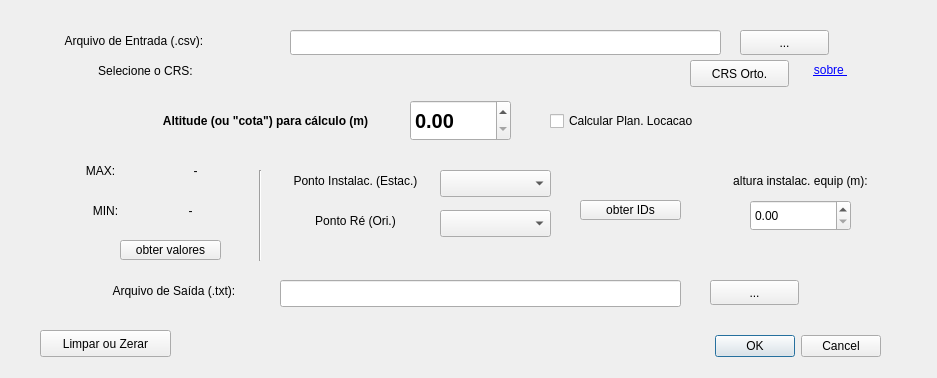
The window that volumator_dialog_base.ui (kauevestena/volum) describes before a commit, drawn with Qt 5.
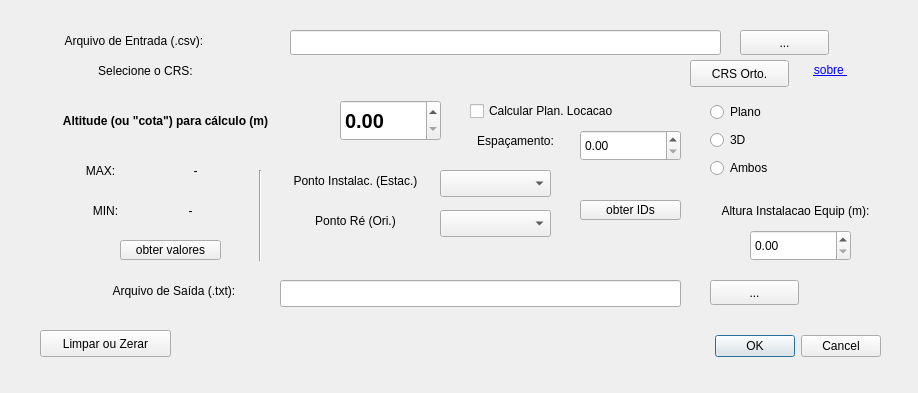
The same window after the commit. Custom widgets are drawn as their Qt base class.

Commit message: topography tools are taking form

Diff of the .ui file:
```diff
--- a/volumator_dialog_base.ui
+++ b/volumator_dialog_base.ui
@@ -6,8 +6,8 @@
    <rect>
     <x>0</x>
     <y>0</y>
-    <width>937</width>
-    <height>378</height>
+    <width>918</width>
+    <height>393</height>
    </rect>
   </property>
   <property name="windowTitle">
@@ -139,7 +139,7 @@
   <widget class="QLabel" name="label_3">
    <property name="geometry">
     <rect>
-     <x>130</x>
+     <x>30</x>
      <y>110</y>
      <width>271</width>
      <height>21</height>
@@ -280,9 +280,9 @@
   <widget class="QLabel" name="label_8">
    <property name="geometry">
     <rect>
-     <x>710</x>
-     <y>170</y>
-     <width>181</width>
+     <x>460</x>
+     <y>130</y>
+     <width>111</width>
      <height>21</height>
     </rect>
    </property>
@@ -293,7 +293,7 @@
     </font>
    </property>
    <property name="text">
-    <string>altura instalac. equip (m):</string>
+    <string>Espaçamento:</string>
    </property>
    <property name="alignment">
     <set>Qt::AlignCenter</set>
@@ -315,8 +315,8 @@
   <widget class="QCheckBox" name="calcLoc">
    <property name="geometry">
     <rect>
-     <x>550</x>
-     <y>110</y>
+     <x>470</x>
+     <y>100</y>
      <width>181</width>
      <height>22</height>
     </rect>
@@ -328,7 +328,7 @@
   <widget class="QDoubleSpinBox" name="hCalc">
    <property name="geometry">
     <rect>
-     <x>410</x>
+     <x>340</x>
      <y>100</y>
      <width>101</width>
      <height>41</height>
@@ -346,7 +346,7 @@
    <property name="geometry">
     <rect>
      <x>750</x>
-     <y>200</y>
+     <y>230</y>
      <width>101</width>
      <height>31</height>
     </rect>
@@ -432,6 +432,71 @@
     <string>obter IDs</string>
    </property>
   </widget>
+  <widget class="QWidget" name="verticalLayoutWidget">
+   <property name="geometry">
+    <rect>
+     <x>710</x>
+     <y>100</y>
+     <width>160</width>
+     <height>80</height>
+    </rect>
+   </property>
+   <layout class="QVBoxLayout" name="vl1">
+    <item>
+     <widget class="QRadioButton" name="plan">
+      <property name="text">
+       <string>Plano</string>
+      </property>
+     </widget>
+    </item>
+    <item>
+     <widget class="QRadioButton" name="trid">
+      <property name="text">
+       <string>3D</string>
+      </property>
+     </widget>
+    </item>
+    <item>
+     <widget class="QRadioButton" name="both">
+      <property name="text">
+       <string>Ambos</string>
+      </property>
+     </widget>
+    </item>
+   </layout>
+  </widget>
+  <widget class="QDoubleSpinBox" name="espac">
+   <property name="geometry">
+    <rect>
+     <x>580</x>
+     <y>130</y>
+     <width>101</width>
+     <height>31</height>
+    </rect>
+   </property>
+  </widget>
+  <widget class="QLabel" name="label_11">
+   <property name="geometry">
+    <rect>
+     <x>700</x>
+     <y>200</y>
+     <width>191</width>
+     <height>21</height>
+    </rect>
+   </property>
+   <property name="font">
+    <font>
+     <weight>50</weight>
+     <bold>false</bold>
+    </font>
+   </property>
+   <property name="text">
+    <string>Altura Instalacao Equip (m):</string>
+   </property>
+   <property name="alignment">
+    <set>Qt::AlignCenter</set>
+   </property>
+  </widget>
  </widget>
  <customwidgets>
   <customwidget>
```
The commit also changes 2 other files.
